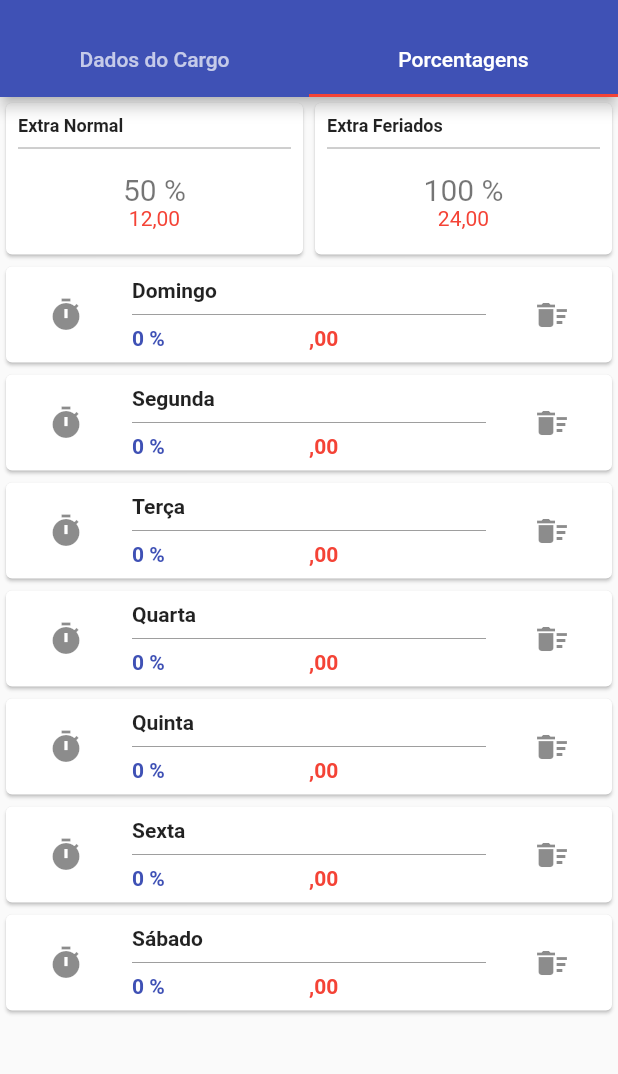
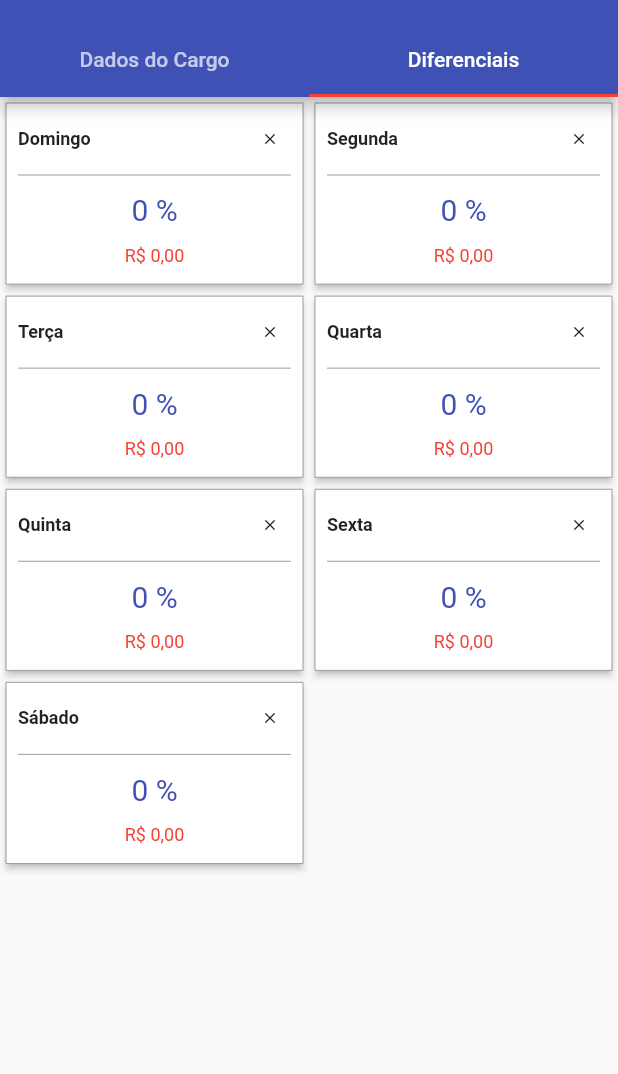
Before and after one commit to bicasoftware/marcaii-flutter, a Flutter app: the ActInsertEmpregos screen opened by its route, tab 2 chosen, on a phone screen of 412 x 824 dp, the part 59-1133 px from its top. Run offline on Flutter 3.47's test engine with Material 2 defaults, Android fonts, the phone set to English and light mode, and no system bars; our stand-ins replace numberpicker, sqflite; accounts and stored records are empty.

Commit message:
finalizado layout de diferenciais

```diff
--- a/lib/modules/act_get_empregos/ActInsertEmpregos.dart
+++ b/lib/modules/act_get_empregos/ActInsertEmpregos.dart
@@ -56,7 +56,7 @@ class _ActInsertEmpregosState extends State<ActInsertEmpregos> with TickerProvid
             controller: controller,
             tabs: <Widget>[
               Tab(text: Strings.dadosCargo),
-              Tab(text: Strings.porcentagens),
+              Tab(text: Strings.diferenciais),
             ],
           ),
         ),
--- a/lib/modules/act_get_empregos/EmpregoState.dart
+++ b/lib/modules/act_get_empregos/EmpregoState.dart
@@ -27,7 +27,7 @@ class EmpregoState extends Model {
   String horarioSaida;
   double valorSalario = 1200.0;
 
-  static final List<PorcDiferDto> porcList = [
+  final List<PorcDiferDto> porcList = [
     PorcDiferDto(diaSemana: 0, porcent: 0, valor: 0.0),
     PorcDiferDto(diaSemana: 1, porcent: 0, valor: 0.0),
     PorcDiferDto(diaSemana: 2, porcent: 0, valor: 0.0),
--- a/lib/modules/act_get_empregos/page_emprego_info/PageEmpregoInfo.dart
+++ b/lib/modules/act_get_empregos/page_emprego_info/PageEmpregoInfo.dart
@@ -15,7 +15,6 @@ class PageEmpregoInfo extends StatelessWidget {
       rebuildOnChange: false,
       builder: (ct, ch, md) {
         return Container(
-          margin: EdgeInsets.all(8.0),
           child: Form(
             key: md.formKey,
             child: ListView(
--- a/lib/modules/act_get_empregos/page_emprego_porcentagem/PageEmpregoPorcentagens.dart
+++ b/lib/modules/act_get_empregos/page_emprego_porcentagem/PageEmpregoPorcentagens.dart
@@ -1,5 +1,5 @@
 import 'package:flutter/material.dart';
-import 'package:marcaii_flutter/modules/act_get_empregos/page_emprego_porcentagem/PercentHolder.dart';
+import 'package:marcaii_flutter/modules/act_get_empregos/page_emprego_porcentagem/PorcDiferencialGrid.dart';
 import 'package:marcaii_flutter/modules/act_get_empregos/page_emprego_porcentagem/PorcDiferencialList.dart';
 
 class PageEmpregoPorcentagens extends StatelessWidget {
@@ -7,8 +7,8 @@ class PageEmpregoPorcentagens extends StatelessWidget {
   Widget build(BuildContext context) {
     return Column(
       children: <Widget>[
-        PercentHolder(),
-        Expanded(child: PorcDiferencialList()),
+        //Expanded(child: PorcDiferencialList()),
+        Expanded(child: PorcDiferencialGrid(),)
       ],
     );
   }
--- a/lib/modules/act_get_empregos/page_emprego_porcentagem/PercentListItem.dart
+++ b/lib/modules/act_get_empregos/page_emprego_porcentagem/PercentListItem.dart
@@ -20,9 +20,7 @@ class PercentListItem extends StatelessWidget {
 
   @override
   Widget build(BuildContext context) {
-    return Card(
-      elevation: 1.0,
-      child: ListTile(
+    return ListTile(
       onTap: onTap,
       leading: IconButton(
         icon: Icon(Icons.timer),
@@ -76,7 +74,6 @@ class PercentListItem extends StatelessWidget {
           ],
         ),
       ),
-      ),
     );
   }
 }
--- /dev/null
+++ b/lib/modules/act_get_empregos/page_emprego_porcentagem/PorcDiferencialGrid.dart
@@ -0,0 +1,130 @@
+import 'package:flutter/material.dart';
+import 'package:marcaii_flutter/Strings.dart';
+import 'package:marcaii_flutter/models/PorcDiferDto.dart';
+import 'package:marcaii_flutter/modules/act_get_empregos/EmpregoState.dart';
+import 'package:marcaii_flutter/modules/act_get_empregos/page_emprego_porcentagem/PorcDiferencialGridItem.dart';
+import 'package:marcaii_flutter/utils/PercentDialog.dart';
+import 'package:marcaii_flutter/utils/YesNoDialog.dart';
+import 'package:scoped_model/scoped_model.dart';
+
+class PorcDiferencialGrid extends StatelessWidget {
+  @override
+  Widget build(BuildContext context) {
+    return ScopedModelDescendant<EmpregoState>(
+      rebuildOnChange: true,
+      builder: (ct, ch, md) {
+        return GridView.count(
+          crossAxisCount: 2,
+          childAspectRatio: 1.6,
+          children: List.generate(md.porcList.length, (i) {
+            final dif = md.porcList[i];
+            return PorcDiferencialGridItem(
+              porcent: dif.porcent,
+              valor: dif.valor,
+              weekDay: Arrays.weekDays[dif.diaSemana],
+              onClean: () async {
+                final action = await showConfirmationDialog(
+                  context: context,
+                  message: Strings.confirmar_remocao_difer,
+                );
+
+                if (action) md.clearPorcDifer(i);
+              },
+              onTap: () async {
+                final int newPercent = await showPercentDialog(
+                  percent: dif.porcent,
+                  context: context,
+                );
+
+                if (newPercent != null) {
+                  md.setPorcDifer(i, newPercent);
+                }
+              },
+            );
+          }),
+
+          // children: md.porcList.map((dif) {
+          //   return PorcDiferencialGridItem(
+          //     porcent: dif.porcent,
+          //     valor: dif.valor,
+          //     weekDay: Arrays.weekDays[dif.diaSemana],
+          //     onClean: () async {
+          //       final action = await showConfirmationDialog(
+          //         context: context,
+          //         message: Strings.confirmar_remocao_difer,
+          //       );
+
+          //       if (action) md.clearPorcDifer(pos);
+          //     },
+          //     onTap: () async {
+          //       final int newPercent = await showPercentDialog(
+          //         percent: p.porcent,
+          //         context: ct,
+          //       );
+
+          //       if (newPercent != null) {
+          //         md.setPorcDifer(pos, newPercent);
+          //       }
+          //     },
+          //   );
+          // }).toList(),
+        );
+      },
+    );
+  }
+
+  List<Widget> _getGridItems(BuildContext context, List<PorcDiferDto> items) {
+    return List.generate(items.length, (i) {
+      final dif = items[i];
+      return PorcDiferencialGridItem(
+        porcent: dif.porcent,
+        valor: dif.valor,
+        weekDay: Arrays.weekDays[dif.diaSemana],
+        onClean: () async {
+          final action = await showConfirmationDialog(
+            context: context,
+            message: Strings.confirmar_remocao_difer,
+          );
+
+          //if (action) md.clearPorcDifer(pos);
+        },
+        onTap: () async {
+          final int newPercent = await showPercentDialog(
+            percent: dif.porcent,
+            context: context,
+          );
+
+          if (newPercent != null) {
+            //md.setPorcDifer(pos, newPercent);
+          }
+        },
+      );
+    });
+
+    // return items.map((dif) {
+    //   return PorcDiferencialGridItem(
+    //     porcent: dif.porcent,
+    //     valor: dif.valor,
+    //     weekDay: Arrays.weekDays[dif.diaSemana],
+    //     onClean: () async {
+    //       final action = await showConfirmationDialog(
+    //         context: context,
+    //         message: Strings.confirmar_remocao_difer,
+    //       );
+
+    //       if (action) md.clearPorcDifer(pos);
+    //     },
+    //     onTap: () async {
+    //       final int newPercent = await showPercentDialog(
+    //         percent: p.porcent,
+    //         context: ct,
+    //       );
+
+    //       if (newPercent != null) {
+    //         md.setPorcDifer(pos, newPercent);
+    //       }
+    //     },
+    //   );
+    // }).toList();
+  }
+}
--- /dev/null
+++ b/lib/modules/act_get_empregos/page_emprego_porcentagem/PorcDiferencialGridItem.dart
@@ -0,0 +1,99 @@
+import 'package:flutter/material.dart';
+import 'package:marcaii_flutter/utils/CurrencyUtils.dart';
+
+class PorcDiferencialGridItem extends StatelessWidget {
+  const PorcDiferencialGridItem({
+    Key key,
+    @required this.weekDay,
+    @required this.porcent,
+    @required this.valor,
+    @required this.onTap,
+    @required this.onClean,
+  }) : super(key: key);
+
+  final String weekDay;
+  final int porcent;
+  final double valor;
+  final VoidCallback onTap;
+  final VoidCallback onClean;
+
+  @override
+  Widget build(BuildContext context) {
+    return Card(
+      elevation: 2.0,
+      shape: RoundedRectangleBorder(
+        side: BorderSide(width: 0.0, color: Theme.of(context).dividerColor),
+      ),
+      child: InkWell(
+        onTap: onTap,
+        splashColor: Colors.grey,
+        child: Container(
+          padding: EdgeInsets.symmetric(horizontal: 8.0),
+          child: Column(
+            crossAxisAlignment: CrossAxisAlignment.center,
+            mainAxisAlignment: MainAxisAlignment.start,
+            children: <Widget>[
+              _header(weekDay),
+              Divider(height: 0.0),
+              _content(context, porcent, valor),
+            ],
+          ),
+        ),
+      ),
+    );
+  }
+
+  Widget _header(String weekDay) {
+    return Row(
+      children: <Widget>[
+        Expanded(child: _title(weekDay)),
+        IconButton(
+          iconSize: 12.0,
+          alignment: Alignment.centerRight,
+          icon: Icon(
+            Icons.clear,
+            color: Colors.black87,
+          ),
+          onPressed: onClean,
+        )
+      ],
+    );
+  }
+
+  Widget _title(String text) {
+    return Text(
+      text,
+      style: TextStyle(
+        fontSize: 12.0,
+        color: Colors.black87,
+        fontWeight: FontWeight.bold,
+      ),
+    );
+  }
+
+  Widget _content(BuildContext context, int percent, double valor) {
+    return Expanded(
+      child: Column(
+        mainAxisAlignment: MainAxisAlignment.spaceEvenly,
+        children: <Widget>[
+          _percent(context, "$porcent \%"),
+          _valor(context, valor),
+        ],
+      ),
+    );
+  }
+
+  Widget _percent(BuildContext context, String valor) {
+    return Text(
+      "$porcent \%",
+      style: TextStyle(color: Theme.of(context).primaryColor, fontSize: 20.0),
+    );
+  }
+
+  Widget _valor(BuildContext context, double valor) {
+    return Text(
+      "R\$ ${CurrencyUtils.doubleToCurrency(valor)}",
+      style: TextStyle(color: Theme.of(context).accentColor, fontSize: 12.0),
+    );
+  }
+}
--- a/lib/utils/CurrencyUtils.dart
+++ b/lib/utils/CurrencyUtils.dart
@@ -1,7 +1,7 @@
 import 'package:intl/intl.dart';
 
 class CurrencyUtils {
-  static final f = NumberFormat("###.00##", "pt_BR");
+  static final f = NumberFormat("0.00", "pt_BR");
 
   static String doubleToCurrency(double value) => f.format(value);
 }
```
Lines whose indentation alone changed are shown as unchanged.
